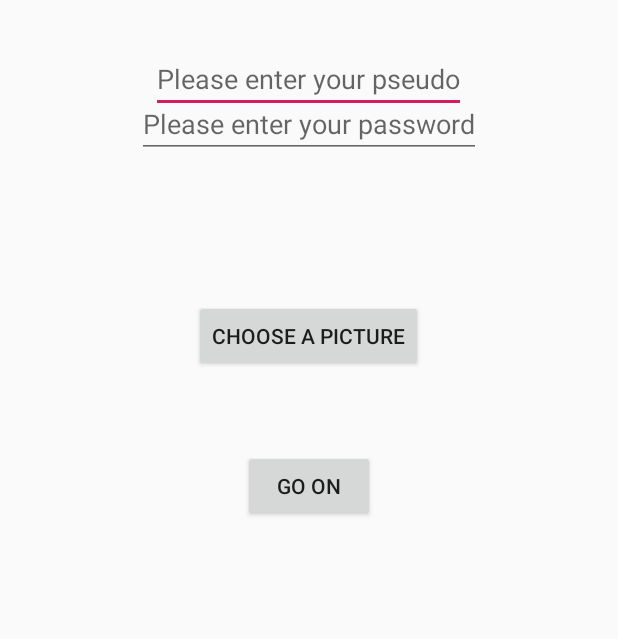
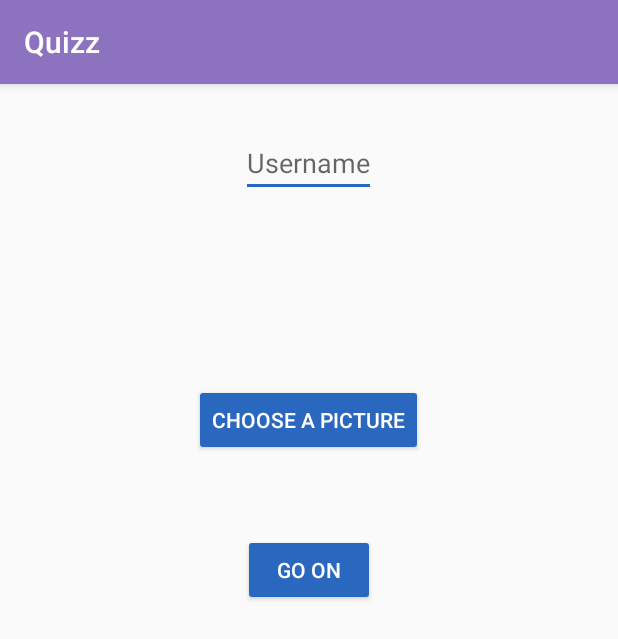
Before and after one commit to FrereB/CS3D5B, an Android app: the screen it shows after launch (LoginPage), on a phone screen of 412 x 824 dp. Shown: the top 639 px of the screen. Run offline under Robolectric (Android 15) with nearby library versions, the phone set to English and light mode, and no system bars.

```diff
--- a/Quizz/app/src/main/res/layout/login_page.xml
+++ b/Quizz/app/src/main/res/layout/login_page.xml
@@ -15,18 +15,9 @@
             android:layout_height="wrap_content"
             android:layout_centerHorizontal="true"
             android:layout_marginTop="30dp"
-            android:hint="Please enter your pseudo"
+            android:hint="Username"
             android:inputType="textPersonName" />
 
-
-        <EditText
-            android:id="@+id/password"
-            android:layout_width="wrap_content"
-            android:layout_height="wrap_content"
-            android:layout_centerHorizontal="true"
-            android:layout_marginTop="60dp"
-            android:hint="Please enter your password"
-            android:inputType="textPassword" />
 
     <ImageView
         android:id="@+id/picturechoose"
@@ -38,29 +29,27 @@
 
 
     <Button
-        android:id="@+id/buttonpicture"
+        android:id="@+id/buttonPicture"
+        style="@style/Widget.AppCompat.Button.Colored"
         android:layout_width="wrap_content"
         android:layout_height="wrap_content"
+        android:layout_centerHorizontal="true"
         android:layout_marginLeft="25dip"
+        android:layout_marginTop="200dp"
         android:layout_marginRight="25dip"
-        android:layout_centerHorizontal="true"
-        android:layout_marginTop="200dp"
-        android:layout_weight="1"
-        android:text="Choose a picture"
         android:onClick="goToPicture"
-
-        />
+        android:text="Choose a picture" />
 
 
     <Button
         android:id="@+id/buttonSignin"
+        style="@style/Widget.AppCompat.Button.Colored"
         android:layout_width="wrap_content"
         android:layout_height="wrap_content"
         android:layout_marginLeft="25dip"
         android:layout_marginRight="25dip"
         android:layout_centerHorizontal="true"
         android:layout_marginTop="300dp"
-        android:layout_weight="1"
         android:onClick="goToMainActivity"
         android:text="Go on"
 
--- a/Quizz/app/src/main/res/values/colors.xml
+++ b/Quizz/app/src/main/res/values/colors.xml
@@ -1,6 +1,10 @@
 <?xml version="1.0" encoding="utf-8"?>
 <resources>
-    <color name="colorPrimary">#008577</color>
-    <color name="colorPrimaryDark">#00574B</color>
-    <color name="colorAccent">#D81B60</color>
+    <color name="colorPrimary">#8D72BF</color>
+    <color name="colorPrimaryDark">#5e468e</color>
+    <color name="colorPrimaryLight">#bea1f2</color>
+    <color name="colorSecondary">#2a68bf</color>
+    <color name="colorSecondaryDark">#003e8e</color>
+    <color name="colorSecondaryLight">#6795f2</color>
+    <color name="colorAccent">#2a68bf</color>
 </resources>
--- a/Quizz/build.gradle
+++ b/Quizz/build.gradle
@@ -7,7 +7,7 @@ buildscript {
 
     }
     dependencies {
-        classpath 'com.android.tools.build:gradle:3.3.0'
+        classpath 'com.android.tools.build:gradle:3.3.1'
 
         // NOTE: Do not place your application dependencies here; they belong
         // in the individual module build.gradle files
```
Also changed, not shown: Quizz/app/src/main/res/values/styles.xml (+20 -1 lines).
